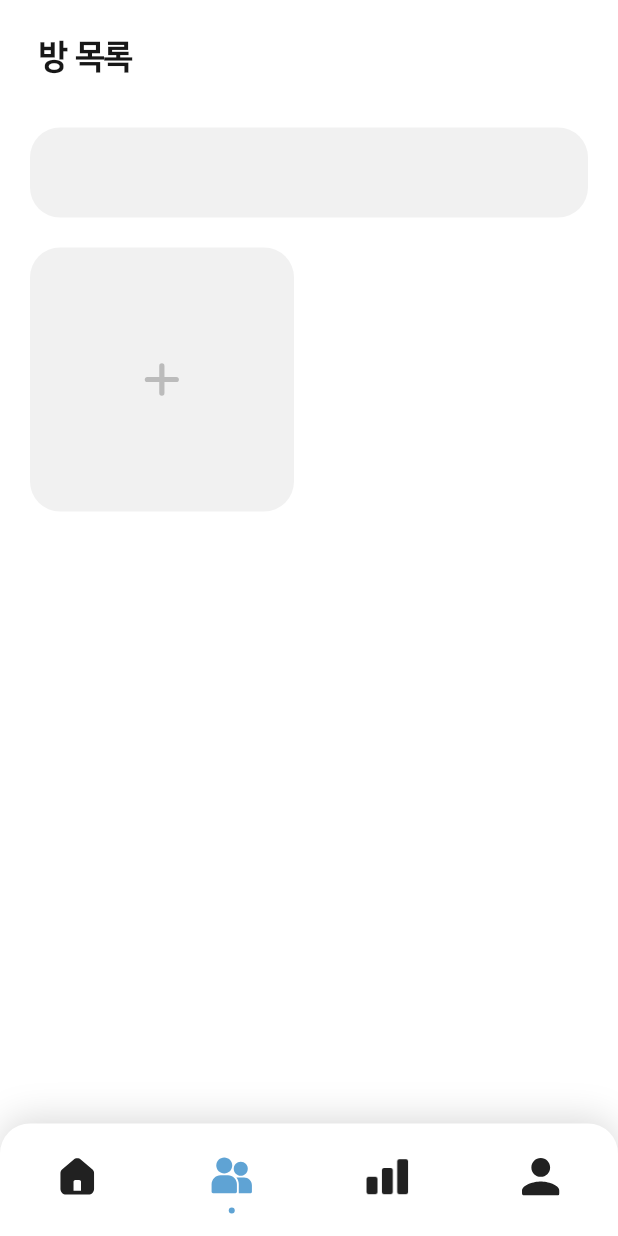
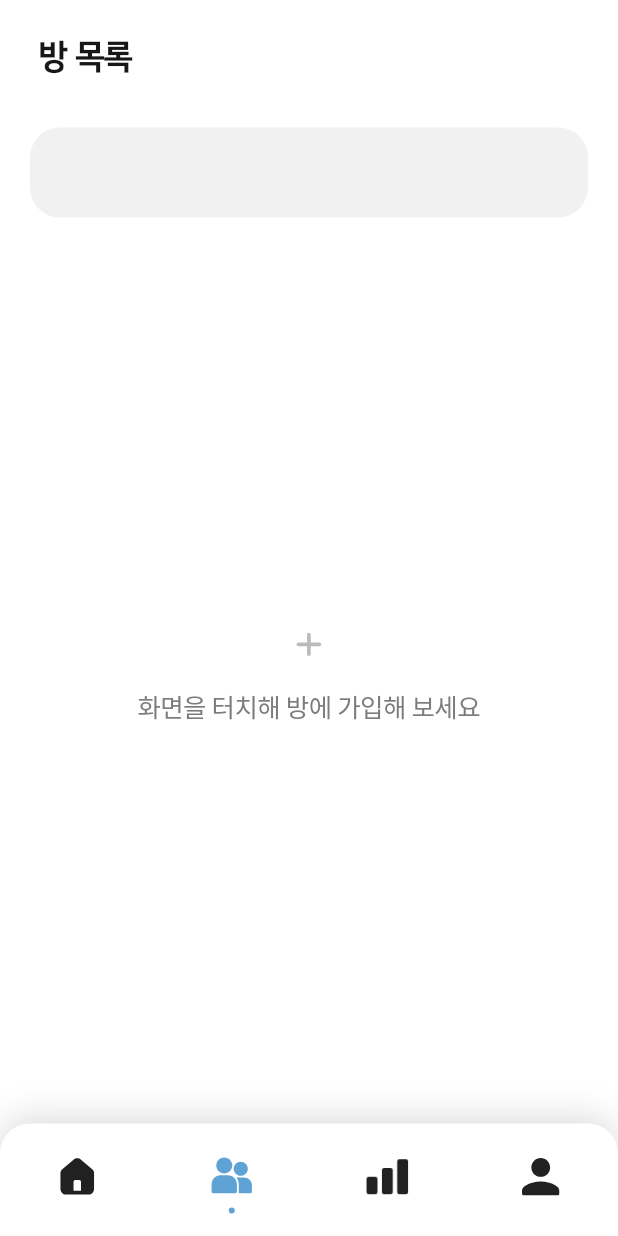
Before and after one commit to celeste0423/ggsb_project, a Flutter app: the screen it shows once a user with an empty profile is signed in, item 2 of the bottom bar chosen, on a phone screen of 412 x 824 dp. Run offline on Flutter 3.47's test engine with Material 3 defaults, Android fonts, the phone set to English and light mode, and no system bars; our stand-ins replace cloud_firestore, firebase_auth, firebase_core, flutter_svg, get, google_sign_in and 1 more; missing offline and left inert: flutter_facebook_auth; accounts and stored records are empty.

Commit message:
0.0.1+1 no room comment added

```diff
--- a/lib/src/features/room_list/controllers/room_list_page_controller.dart
+++ b/lib/src/features/room_list/controllers/room_list_page_controller.dart
@@ -12,7 +12,7 @@ class RoomListPageController extends GetxController {
   static RoomListPageController get to => Get.find();
 
   Rx<bool> isRoomListLoading = false.obs;
-  Rx<bool> isRoomList = false.obs;
+  Rx<bool> isNoRoomList = false.obs;
 
   TextEditingController joinRoomIdController = TextEditingController();
 
@@ -26,7 +26,8 @@ class RoomListPageController extends GetxController {
     isRoomListLoading(true);
     await AuthController.to
         .updateAuthController(AuthController.to.user.value.uid!);
-    isRoomList(AuthController.to.user.value.roomIdList != null);
+    isNoRoomList(AuthController.to.user.value.roomIdList == null ||
+        AuthController.to.user.value.roomIdList!.isEmpty);
     isRoomListLoading(false);
   }
 
@@ -61,7 +62,7 @@ class RoomListPageController extends GetxController {
         //유저 정보 업데이트
         await AuthController.to
             .updateAuthController(AuthController.to.user.value.uid!);
-        isRoomList(AuthController.to.user.value.roomIdList != null);
+        isNoRoomList(AuthController.to.user.value.roomIdList != null);
         UserModel userModel = AuthController.to.user.value;
         UserModel updatedUserModel = userModel.copyWith(
           roomIdList: userModel.roomIdList == null
--- a/lib/src/features/room_list/pages/room_list_page.dart
+++ b/lib/src/features/room_list/pages/room_list_page.dart
@@ -50,7 +50,7 @@ class RoomListPage extends GetView<RoomListPageController> {
       padding: const EdgeInsets.symmetric(horizontal: 20, vertical: 10),
       child: Obx(
         () => !controller.isRoomListLoading.value
-            ? controller.isRoomList.value
+            ? !controller.isNoRoomList.value
                 ? FutureBuilder<List<RoomModel>>(
                     future: controller.getRoomList(),
                     builder: (
@@ -86,10 +86,27 @@ class RoomListPage extends GetView<RoomListPageController> {
                       }
                     },
                   )
-                : Container(
-                    height: 20,
-                    width: 50,
-                    color: Colors.red,
+                : CupertinoButton(
+                    padding: EdgeInsets.zero,
+                    onPressed: () {
+                      Get.dialog(_joinRoomDialog());
+                    },
+                    child: Column(
+                      mainAxisAlignment: MainAxisAlignment.center,
+                      children: [
+                        SvgPicture.asset(
+                          'assets/icons/add.svg',
+                          color: CustomColors.greyBackground,
+                        ),
+                        SizedBox(height: 20),
+                        Text(
+                          '화면을 터치해 방에 가입해 보세요',
+                          style: TextStyle(
+                            color: CustomColors.greyText,
+                          ),
+                        ),
+                      ],
+                    ),
                   )
             : const Center(
                 child: CircularProgressIndicator(
@@ -239,6 +256,7 @@ class RoomListPage extends GetView<RoomListPageController> {
           children: [
             _sayingBox(),
             Expanded(child: _roomList()),
+            SizedBox(height: 75),
           ],
         ),
       ),
```
